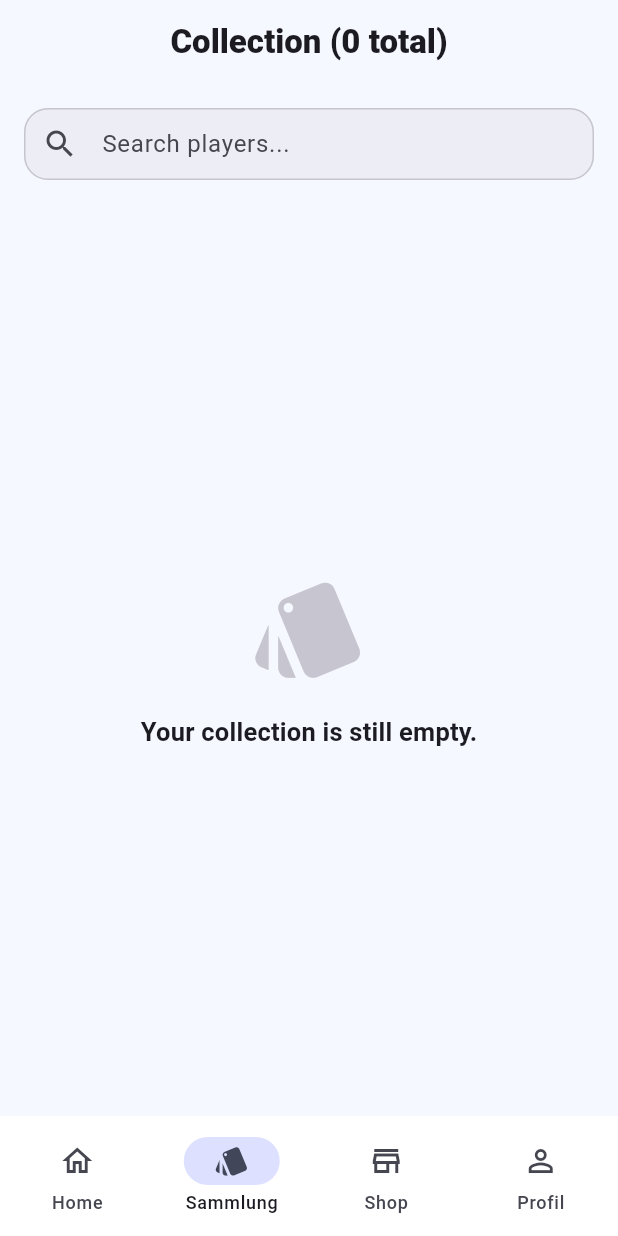
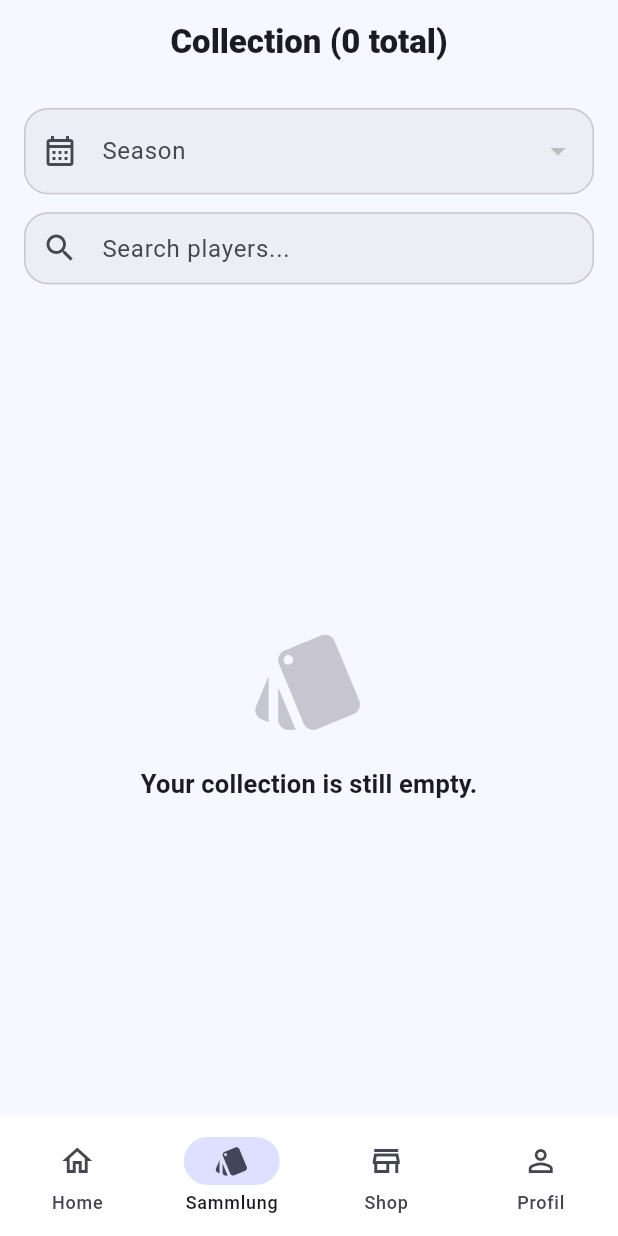
Before and after one commit to miggi92/cardX, a Flutter app: the screen it shows once a user with an empty profile is signed in, item 2 of the bottom bar chosen, on a phone screen of 412 x 824 dp. Run offline on Flutter 3.47's test engine with Material 3 defaults, Android fonts, the phone set to English and light mode, and no system bars; our stand-ins replace app_links, file_picker, flutter_riverpod, flutter_svg, share_plus, shared_preferences and 1 more; accounts and stored records are empty; network calls fail.

Commit message:
feat: :sparkles: display seasons

```diff
--- a/lib/core/repositories/supabase_collection_repository.dart
+++ b/lib/core/repositories/supabase_collection_repository.dart
@@ -20,7 +20,7 @@ class SupabaseCollectionRepository {
     final response = await _supabase
         .from('user_cards')
         .select(
-          'rarity, player_pool(id, name, position, league, sport, clubs(id, name), player_stats(goals, games), player_team_memberships(is_active, club_season_teams(team_name, season_id, age_group, gender, sport_id, league_id), player_team_stats(stats, last_synced_at)))',
+          'rarity, player_pool(id, name, position, league, sport, season, clubs(id, name), player_stats(goals, games), player_team_memberships(is_active, club_season_teams(team_name, season_id, age_group, gender, sport_id, league_id), player_team_stats(stats, last_synced_at)))',
         )
         .eq('user_id', userId);
 
@@ -80,6 +80,7 @@ class SupabaseCollectionRepository {
             memberships: player['player_team_memberships'],
           ),
           sport: (player['sport'] as String?) ?? '',
+          season: (player['season'] as String?) ?? '',
         ),
       );
     }
--- a/lib/core/repositories/supabase_shop_repository.dart
+++ b/lib/core/repositories/supabase_shop_repository.dart
@@ -46,7 +46,9 @@ class SupabaseShopRepository {
   Future<List<PackModel>> getAvailablePacks() async {
     final response = await _supabase
         .from('packs')
-        .select('id, name, price, type, filter_value, gradient_colors');
+        .select(
+          'id, name, price, type, filter_value, gradient_colors, season_id, seasons(display_name)',
+        );
     final clubPacks = response
         .where((json) => json['type'] == PackType.club.name)
         .toList();
@@ -95,6 +97,8 @@ class SupabaseShopRepository {
         type: type,
         filterValue: filterValue,
         logoUrl: type == PackType.club ? clubLogoByName[filterValue] : null,
+        seasonId: json['season_id'] as String?,
+        seasonName: json['seasons']?['display_name'] as String?,
         gradientColors: colors,
       );
     }).toList();
@@ -141,26 +145,33 @@ class SupabaseShopRepository {
     PackType type,
     String filterValue, {
     int count = 10,
+    String? seasonId,
   }) async {
     if (type == PackType.organization) {
-      return await generateRandomCardsFromAllPlayers(count: count);
+      return await generateRandomCardsFromAllPlayers(
+        count: count,
+        seasonId: seasonId,
+      );
     }
 
     final filteredPool = await _getRandomCardsFromRpc(
       packType: type.name,
       filterValue: filterValue,
       count: count,
+      seasonId: seasonId,
     );
     return await _buildCardsFromPool(filteredPool);
   }
 
   Future<List<CardModel>> generateRandomCardsFromAllPlayers({
     int count = 10,
+    String? seasonId,
   }) async {
     final allPlayers = await _getRandomCardsFromRpc(
       packType: 'all',
       filterValue: null,
       count: count,
+      seasonId: seasonId,
     );
     return await _buildCardsFromPool(allPlayers);
   }
@@ -169,6 +180,7 @@ class SupabaseShopRepository {
     required String packType,
     required String? filterValue,
     required int count,
+    String? seasonId,
   }) async {
     final response = await _supabase.rpc(
       'pull_random_cards',
@@ -176,6 +188,7 @@ class SupabaseShopRepository {
         'p_pack_type': packType,
         'p_filter_value': filterValue,
         'p_count': count,
+        'p_season_id': seasonId,
       },
     );
 
@@ -274,6 +287,7 @@ class SupabaseShopRepository {
           rarity: rarity,
           stats: _resolvePlayerStats(player),
           sport: (player['sport'] as String?) ?? '',
+          season: (player['season'] as String?) ?? '',
         ),
       );
     }
--- a/lib/features/cards/models/card_model.dart
+++ b/lib/features/cards/models/card_model.dart
@@ -12,6 +12,7 @@ class CardModel {
   final CardRarity rarity;
   final PlayerStats stats;
   final String sport;
+  final String season;
 
   const CardModel({
     required this.id,
@@ -24,6 +25,7 @@ class CardModel {
     required this.rarity,
     required this.stats,
     this.sport = '',
+    this.season = '',
   });
 
   factory CardModel.fromJson(Map<String, dynamic> json) {
@@ -38,6 +40,7 @@ class CardModel {
       rarity: CardRarity.values.byName(json['rarity'] as String),
       stats: PlayerStats.fromJson(json['stats'] as Map<String, dynamic>),
       sport: (json['sport'] as String?) ?? '',
+      season: (json['season'] as String?) ?? '',
     );
   }
 
@@ -53,6 +56,7 @@ class CardModel {
       'rarity': rarity.name,
       'stats': stats.toJson(),
       'sport': sport,
+      'season': season,
     };
   }
 }
--- a/lib/features/cards/views/collection_screen.dart
+++ b/lib/features/cards/views/collection_screen.dart
@@ -7,6 +7,7 @@ import 'package:flutter/material.dart';
 import 'package:flutter_riverpod/flutter_riverpod.dart';
 import 'package:flutter_svg/flutter_svg.dart';
 import '../../../core/providers/collection_provider.dart';
+import '../../../core/providers/admin_provider.dart';
 import '../../../core/providers/coin_provider.dart';
 import '../../../core/theme/app_theme.dart';
 import '../../cards/models/card_model.dart';
@@ -67,6 +68,7 @@ Widget _buildRemoteImage({
 class _CollectionScreenState extends ConsumerState<CollectionScreen> {
   final TextEditingController searchController = TextEditingController();
   CardRarity? selectedRarity;
+  String? selectedSeasonId;
 
   ({int crossAxisCount, double childAspectRatio}) _gridConfigForWidth(
     double maxWidth,
@@ -447,12 +449,22 @@ class _CollectionScreenState extends ConsumerState<CollectionScreen> {
     final theme = Theme.of(context);
     final brand = theme.extension<AppBrandTheme>()!;
     final myCards = ref.watch(collectionProvider);
+    final seasonsAsync = ref.watch(seasonsProvider);
+    final seasons = seasonsAsync.value ?? const [];
+    final activeSeasonId = seasons
+        .where((season) => season.isActive)
+        .map((season) => season.id)
+        .firstOrNull;
+    final effectiveSeasonId = selectedSeasonId ?? activeSeasonId;
+    final seasonCards = effectiveSeasonId == null
+        ? myCards
+        : myCards.where((card) => card.season == effectiveSeasonId).toList();
 
     int totalDuplicateCount = 0;
     int totalDuplicateValue = 0;
     final Map<String, int> duplicateCheck = {};
 
-    for (final card in myCards) {
+    for (final card in seasonCards) {
       if (duplicateCheck.containsKey(card.id)) {
         totalDuplicateCount++;
         totalDuplicateValue += getSellValue(card.rarity);
@@ -462,7 +474,7 @@ class _CollectionScreenState extends ConsumerState<CollectionScreen> {
     }
 
     final String query = searchController.text.toLowerCase();
-    final List<CardModel> filteredCards = myCards.where((card) {
+    final List<CardModel> filteredCards = seasonCards.where((card) {
       final matchesSearch = card.playerName.toLowerCase().contains(query);
       final matchesRarity =
           selectedRarity == null || card.rarity == selectedRarity;
@@ -500,12 +512,37 @@ class _CollectionScreenState extends ConsumerState<CollectionScreen> {
       ..sort();
 
     return Scaffold(
-      appBar: AppBar(title: Text(l10n.collectionTitle(myCards.length))),
+      appBar: AppBar(title: Text(l10n.collectionTitle(seasonCards.length))),
       body: Column(
         children: [
           Padding(
             padding: const EdgeInsets.all(16.0),
-            child: TextField(
+            child: Column(
+              children: [
+                DropdownButtonFormField<String>(
+                  key: ValueKey(effectiveSeasonId),
+                  initialValue: effectiveSeasonId,
+                  decoration: InputDecoration(
+                    labelText: l10n.collectionSeasonFilter,
+                    prefixIcon: const Icon(Icons.calendar_month_outlined),
+                    border: OutlineInputBorder(
+                      borderRadius: BorderRadius.circular(16),
+                    ),
+                  ),
+                  items: seasons
+                      .map(
+                        (season) => DropdownMenuItem(
+                          value: season.id,
+                          child: Text(season.displayName),
+                        ),
+                      )
+                      .toList(),
+                  onChanged: seasons.isEmpty
+                      ? null
+                      : (value) => setState(() => selectedSeasonId = value),
+                ),
+                const SizedBox(height: 12),
+                TextField(
                   controller: searchController,
                   onChanged: (value) => setState(() {}),
                   decoration: InputDecoration(
@@ -516,6 +553,8 @@ class _CollectionScreenState extends ConsumerState<CollectionScreen> {
                     ),
                     contentPadding: const EdgeInsets.symmetric(vertical: 0),
                   ),
+                ),
+              ],
             ),
           ),
 
--- a/lib/features/shop/models/pack_model.dart
+++ b/lib/features/shop/models/pack_model.dart
@@ -9,6 +9,8 @@ class PackModel {
   final PackType type;
   final String filterValue;
   final String? logoUrl;
+  final String? seasonId;
+  final String? seasonName;
   final List<Color> gradientColors;
 
   const PackModel({
@@ -18,6 +20,8 @@ class PackModel {
     required this.type,
     required this.filterValue,
     this.logoUrl,
+    this.seasonId,
+    this.seasonName,
     required this.gradientColors,
   });
 }
--- a/lib/l10n/app_de.arb
+++ b/lib/l10n/app_de.arb
@@ -115,6 +115,7 @@
     }
   },
   "collectionSearchHint": "Spieler suchen...",
+  "collectionSeasonFilter": "Saison",
   "collectionSellCardFailed": "Karte konnte nicht verkauft werden.",
   "collectionCreditCoinsFailed": "Coins konnten nicht gutgeschrieben werden.",
   "collectionSoldCardForCoins": "{playerName} ({rarity}) verkauft für {coins} Coins!",
--- a/lib/l10n/app_en.arb
+++ b/lib/l10n/app_en.arb
@@ -115,6 +115,7 @@
     }
   },
   "collectionSearchHint": "Search players...",
+  "collectionSeasonFilter": "Season",
   "collectionSellCardFailed": "Card could not be sold.",
   "collectionCreditCoinsFailed": "Coins could not be credited.",
   "collectionSoldCardForCoins": "{playerName} ({rarity}) sold for {coins} coins!",
```
Also changed, not shown: lib/features/cards/views/widgets/card_widgets.dart (+18 -5 lines), lib/features/shop/views/shop_screen.dart (+21 -0 lines), lib/l10n/generated/app_localizations.dart, lib/l10n/generated/app_localizations_de.dart, lib/l10n/generated/app_localizations_en.dart, 2 other files. Lines whose indentation alone changed are shown as unchanged.
